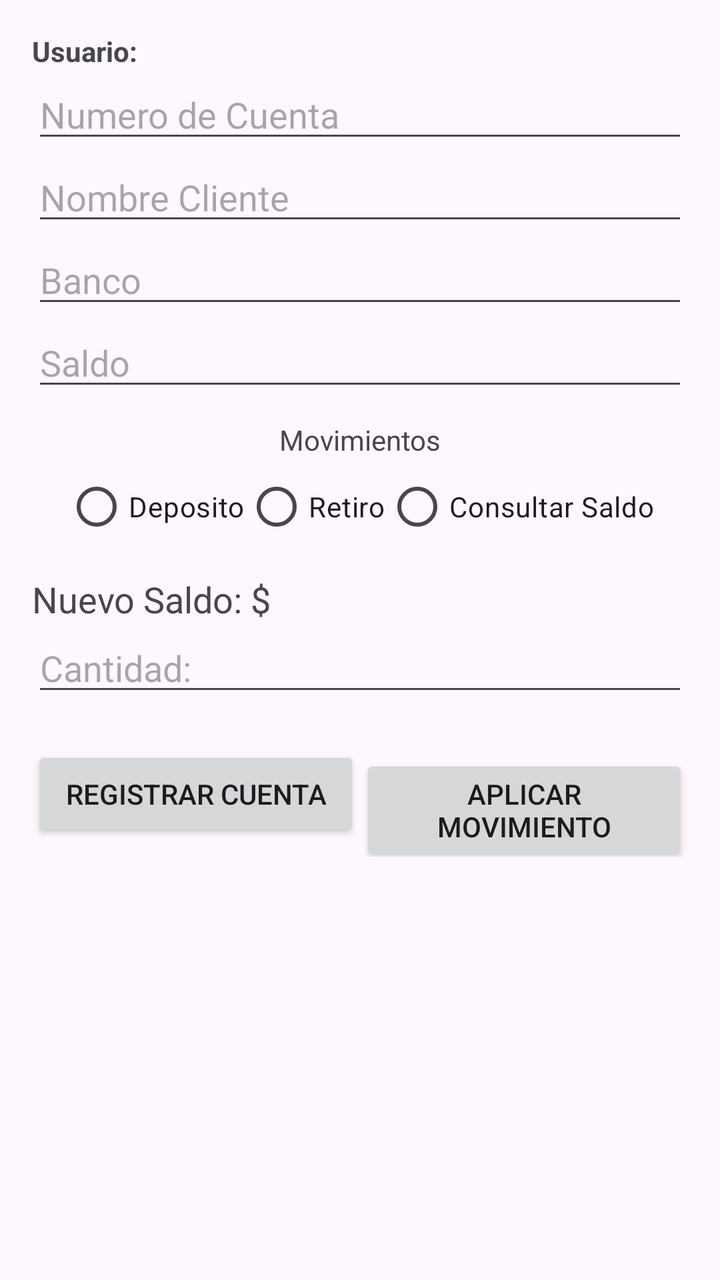
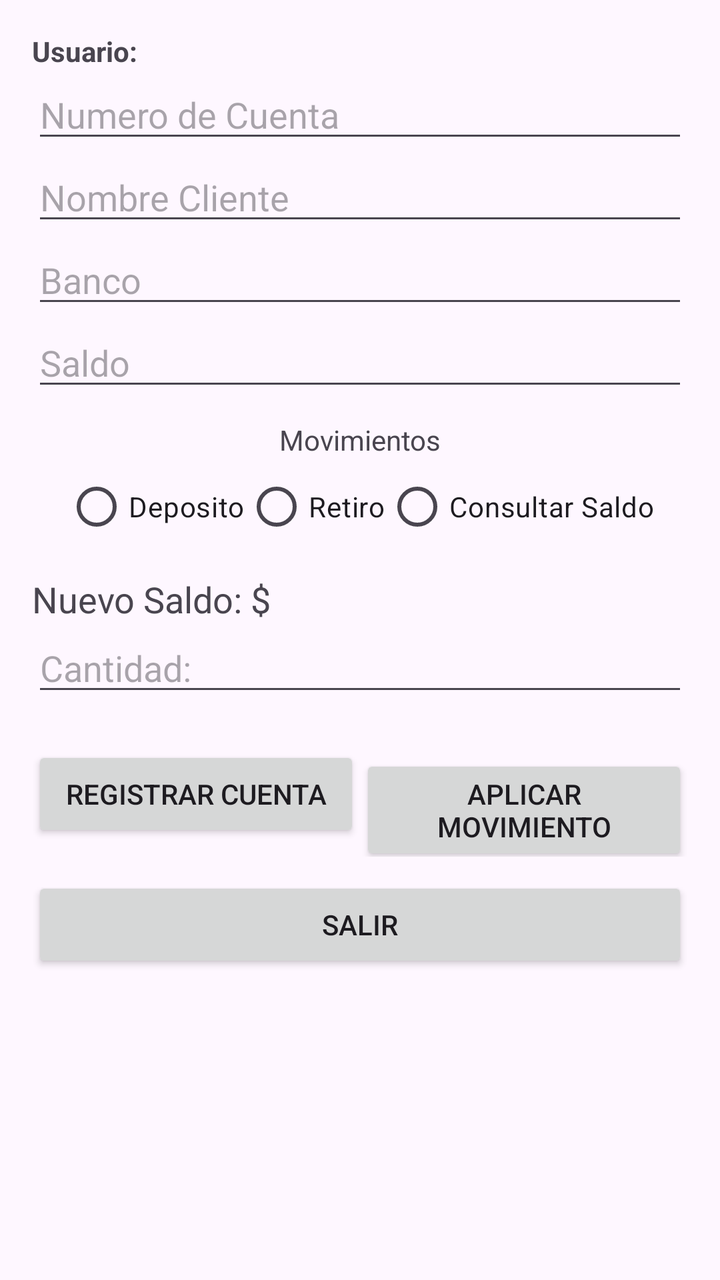

Two renders of the same Android screen: before a commit and after it. Below are the layout's source before the change and the commit's diff.
<!-- AndroidManifest.xml: application theme Theme.Appunidad01 -->
<!-- res/layout/activity_cuent_banco.xml -->
<?xml version="1.0" encoding="utf-8"?>
<LinearLayout
    xmlns:android="http://schemas.android.com/apk/res/android"
    android:layout_width="match_parent"
    android:layout_height="match_parent"
    android:orientation="vertical"
    android:padding="16dp">

    <TextView
        android:id="@+id/lblNombre"
        android:layout_width="match_parent"
        android:layout_height="wrap_content"
        android:text="Usuario:"
        android:textStyle="bold"/>

    <EditText
        android:id="@+id/txtNumCuenta"
        android:layout_width="match_parent"
        android:layout_height="wrap_content"
        android:hint="Numero de Cuenta" />

    <EditText
        android:id="@+id/txtNombreCliente"
        android:layout_width="match_parent"
        android:layout_height="wrap_content"
        android:hint="Nombre Cliente" />

    <EditText
        android:id="@+id/txtBanco"
        android:layout_width="match_parent"
        android:layout_height="wrap_content"
        android:hint="Banco" />

    <EditText
        android:id="@+id/txtSaldo"
        android:layout_width="match_parent"
        android:layout_height="wrap_content"
        android:hint="Saldo"
        android:inputType="numberDecimal"/>

    <TextView
        android:layout_width="match_parent"
        android:layout_height="wrap_content"
        android:text="Movimientos"
        android:gravity="center"
        android:layout_marginTop="10dp"/>

    <RadioGroup
        android:id="@+id/rgMovimientos"
        android:layout_width="match_parent"
        android:layout_height="wrap_content"
        android:orientation="horizontal"
        android:gravity="center">

        <RadioButton
            android:layout_width="wrap_content"
            android:layout_height="wrap_content"
            android:text="Deposito" />

        <RadioButton
            android:layout_width="wrap_content"
            android:layout_height="wrap_content"
            android:text="Retiro" />

        <RadioButton
            android:layout_width="wrap_content"
            android:layout_height="wrap_content"
            android:text="Consultar Saldo" />

    </RadioGroup>

    <TextView
        android:id="@+id/tvNuevoSaldo"
        android:layout_width="match_parent"
        android:layout_height="wrap_content"
        android:text="Nuevo Saldo: $"
        android:textSize="18sp"
        android:layout_marginTop="10dp"/>

    <EditText
        android:id="@+id/txtCantidad"
        android:layout_width="match_parent"
        android:layout_height="wrap_content"
        android:hint="Cantidad:"
        android:inputType="numberDecimal" />

    <LinearLayout
        android:layout_width="match_parent"
        android:layout_height="wrap_content"
        android:orientation="horizontal"
        android:layout_marginTop="20dp">

        <Button
            android:id="@+id/btnRegistrar"
            android:layout_width="0dp"
            android:layout_weight="1"
            android:layout_height="wrap_content"
            android:text="Registrar Cuenta" />

        <Button
            android:id="@+id/btnAplicar"
            android:layout_width="0dp"
            android:layout_weight="1"
            android:layout_height="wrap_content"
            android:text="Aplicar Movimiento" />

    </LinearLayout>
</LinearLayout>
<!-- resources referenced by this layout -->
<resources>
  <style name="Theme.Appunidad01" parent="Base.Theme.Appunidad01" />
  <style name="Base.Theme.Appunidad01" parent="Theme.Material3.DayNight.NoActionBar">
          
          
      </style>
</resources>

<!-- the commit's change to res/layout/activity_cuent_banco.xml (unified diff, before → after) -->
@@ -105,4 +105,12 @@
             android:text="Aplicar Movimiento" />
 
     </LinearLayout>
+
+    <Button
+        android:id="@+id/btnSalir"
+        android:layout_width="match_parent"
+        android:layout_height="wrap_content"
+        android:text="Salir"
+        android:layout_marginTop="10dp"/>
+
 </LinearLayout>
